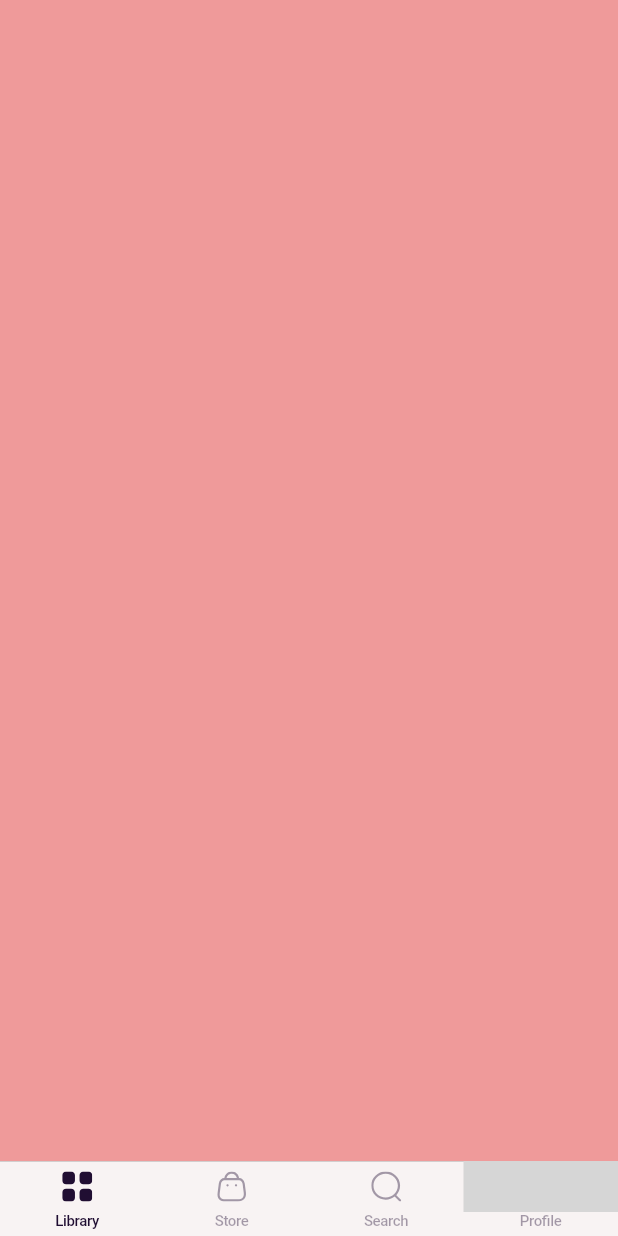
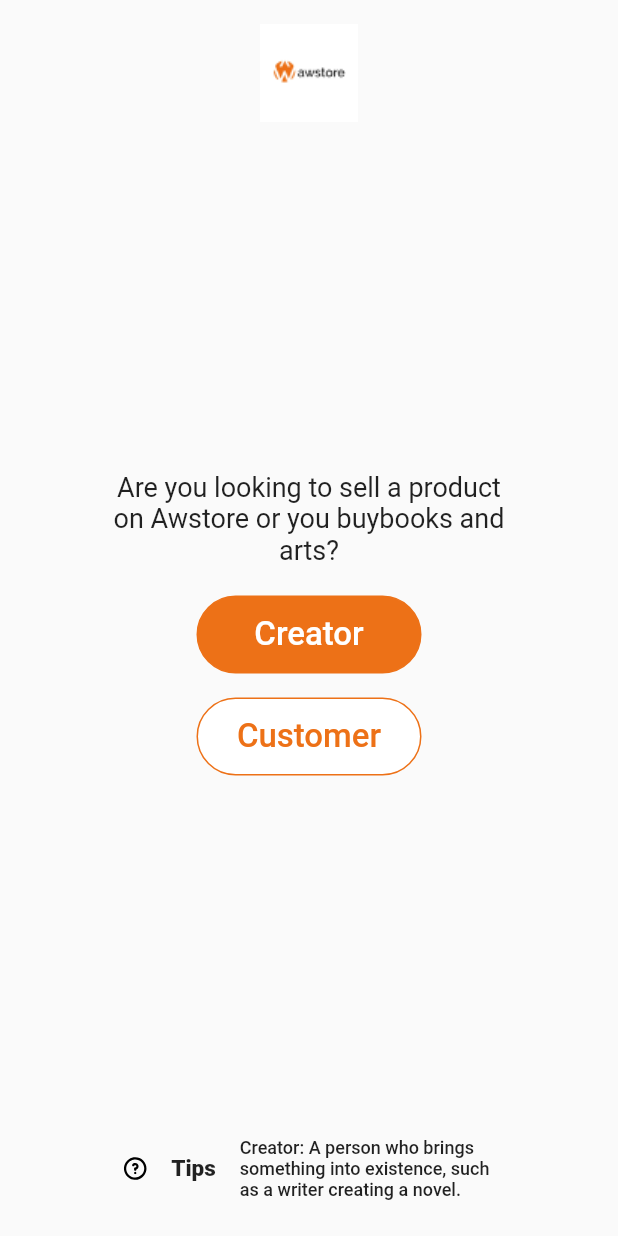
Before and after one commit to Darius253/E-books, a Flutter app: the screen it shows after launch, on a phone screen of 412 x 824 dp. Run offline on Flutter 3.47's test engine with Material 2 defaults, Android fonts, the phone set to English and light mode, and no system bars; our stand-ins replace flutter_svg, get, intl_phone_number_input, readmore; missing offline and left inert: flextras, stretchy_header; project files that could hold a hidden picture were left out; grey boxes are pictures that could not be loaded.

Commit message:
creating sign up page created

```diff
--- a/lib/app.dart
+++ b/lib/app.dart
@@ -23,7 +23,7 @@
       //   primarySwatch: Colors.orange,
       // ),
       // home: const OnBoardingScreen(),
-      home: NavBar(),
+      home: CreaterPage(),
     );
   }
 }
--- /dev/null
+++ b/lib/screens/signup/creator_page.dart
@@ -0,0 +1,84 @@
+import 'package:flutter/material.dart';
+import 'package:reader_app/screens/signup/welcome_page.dart';
+import '../../shared/exports.dart';
+
+class CreaterPage extends StatelessWidget {
+  const CreaterPage({super.key});
+
+  @override
+  Widget build(BuildContext context) {
+    return Scaffold(
+      body: Column(
+        children: [
+          Padding(
+            padding: const EdgeInsets.all(16),
+            child: Image.asset('assets/images/logo_small.png'),
+          ),
+          Expanded(
+            child: Column(
+              mainAxisAlignment: MainAxisAlignment.center,
+              children: [
+                const SizedBox(
+                  width: 280,
+                  child: Text(question,
+                  textAlign: TextAlign.center,
+                   style: TextStyle(
+                      fontSize: 18,
+                      fontWeight: FontWeight.w400,
+                    ),
+                  ),
+                ),
+                const SizedBox(height: 20),
+                CreaterButton(
+                  onPressed: () {
+                    Get.to(WelcomePage());
+                  },
+                  backgroundColor: Palette.primary,
+                  text: "Creator",
+                  textColor: Colors.white,
+                ),
+                const SizedBox(height: 16),
+                CreaterButton(
+                  onPressed: () {
+                    Get.to(WelcomePage());
+                  },
+                  backgroundColor: Colors.white,
+                  text: "Customer",
+                  textColor: Palette.primary,
+                ),
+              ],
+            ),
+          ),
+          Container(
+            height: 90,
+            child: Row(
+              mainAxisAlignment: MainAxisAlignment.center,
+              children: [
+                SvgPicture.asset('assets/images/tips.svg'),
+                const SizedBox(width: 16),
+                const Text(
+                  'Tips',
+                  style: TextStyle(
+                    fontSize: 15,
+                    fontWeight: FontWeight.w800,
+                  ),
+                ),
+                const SizedBox(width: 16),
+                const SizedBox(
+                  width: 170,
+                  child: Text(
+                    tipMessage,
+                    style: TextStyle(
+                      fontSize: 12,
+                      fontWeight: FontWeight.w500,
+                    ),
+                  ),
+                ),
+              ],
+            ),
+          ),
+        ],
+      ),
+    );
+  }
+}
--- a/lib/shared/constants.dart
+++ b/lib/shared/constants.dart
@@ -7,6 +7,13 @@
 
 class Palette {
   static const Color primary = Color(0xFFED7117);
+  static const Color color2 = Color(0xFFF08B42);
+  static const Color color3 = Color(0xFFF4A56C);
+  static const Color color4 = Color(0xFFF7BF97);
+  static const Color color5 = Color(0xFFFAD9C2);
+  static const Color secondary = Color(0xFF8B3D04);
+  static const Color grey = Color(0xFFA5A5A5);
+  static const Color white = Color(0xFFFEFAF6);
   static const Color black = Color(0xFF200E32);
   static Color black40 = const Color(0xFF200E32).withOpacity(.4);
   static Color black80 = const Color(0xFF200E32).withOpacity(.8);
@@ -33,3 +40,9 @@
 
 const lorem =
     "Lorem Ipsum is simply dummy text of the printing and typesetting industry. Lorem Ipsum has been the industry's standard dummy text ever since the 1500s, when an unknown printer took a galley of type and scrambled it to make a type specimen book.";
+
+const String tipMessage =
+    'Creator: A person who brings something into existence, such as a writer creating a novel.';
+
+const String question =
+    "Are you looking to sell a product on Awstore or you buybooks and arts?";
--- a/lib/shared/exports.dart
+++ b/lib/shared/exports.dart
@@ -33,3 +33,5 @@
 export 'package:reader_app/screens/store/widgets/book_info_item.dart';
 export 'package:reader_app/screens/store/widgets/book_store_item.dart';
 export 'package:reader_app/screens/store/widgets/store_book_detail.dart';
+export 'package:reader_app/widgets/creater_button.dart';
+export 'package:reader_app/screens/signup/creator_page.dart';
--- /dev/null
+++ b/lib/widgets/creater_button.dart
@@ -0,0 +1,49 @@
+import 'package:flutter/material.dart';
+
+import '../shared/exports.dart';
+
+class CreaterButton extends StatelessWidget {
+  final Color backgroundColor;
+  final Color textColor;
+  final String text;
+  final VoidCallback onPressed;
+
+  const CreaterButton({
+    super.key,
+    required this.backgroundColor,
+    required this.textColor,
+    required this.onPressed,
+    required this.text,
+  });
+
+  @override
+  Widget build(BuildContext context) {
+    return Container(
+      height: 52,
+      width: 150,
+      decoration: BoxDecoration(
+        borderRadius: BorderRadius.circular(50),
+        color: backgroundColor,
+        border: Border.all(color: Palette.primary),
+      ),
+      child: Material(
+        color: Colors.transparent,
+        child: InkWell(
+          borderRadius: BorderRadius.circular(50),
+          onTap: onPressed,
+          child: Align(
+            alignment: Alignment.center,
+            child: Padding(
+              padding: const EdgeInsets.all(8),
+              child: Text(
+                text,
+                style: TextStyle(
+                    color: textColor, fontWeight: FontWeight.w500, fontSize: 22),
+              ),
+            ),
+          ),
+        ),
+      ),
+    );
+  }
+}
--- a/pubspec.yaml
+++ b/pubspec.yaml
@@ -16,14 +16,14 @@
   cupertino_icons: ^1.0.2
 
   # f
-  flutter_svg: ^1.1.1+1
+  flutter_svg: ^1.1.6
   flextras: ^0.0.2
 
   # g
   get: ^4.6.5
 
   # i
-  intl_phone_number_input: ^0.7.0+2
+  intl_phone_number_input: ^0.7.2
 
   # r
   readmore: ^2.2.0
```
Also changed, not shown: lib/screens/signup/welcome_page.dart (added, +41 -0 lines), lib/widgets/text_buttons.dart (added, +41 -0 lines), assets/images/logo_small.png (added), assets/images/logo_small.svg (added), assets/images/tips.svg (added), assets/images/welcome.png (added), pubspec.lock.
